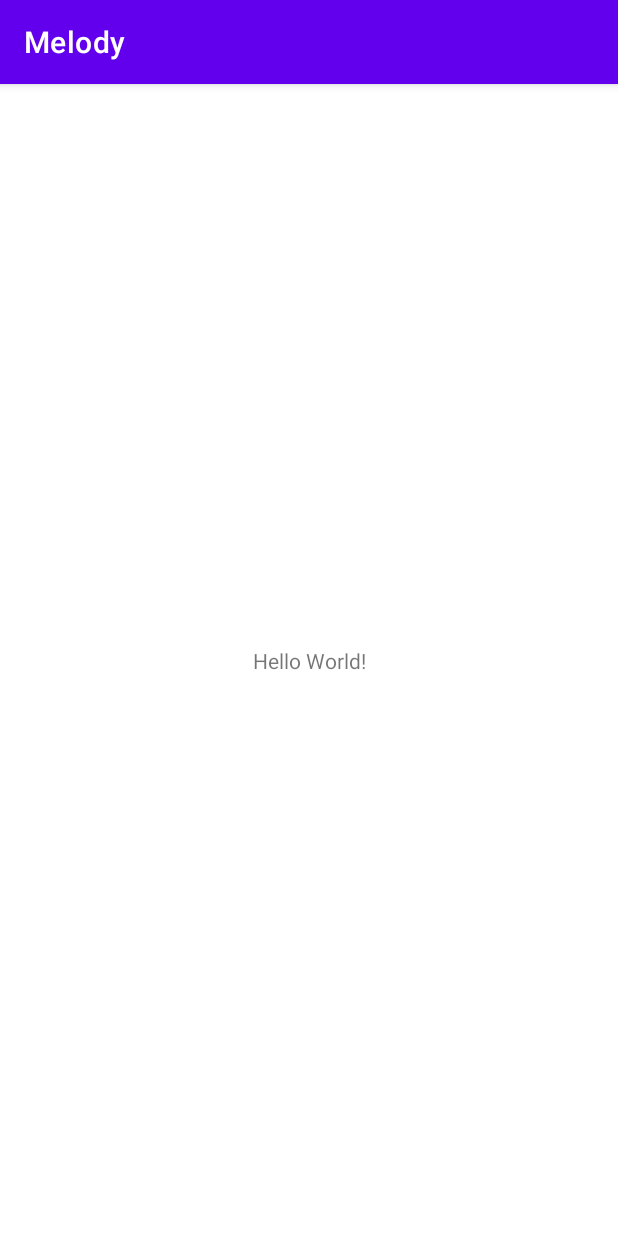
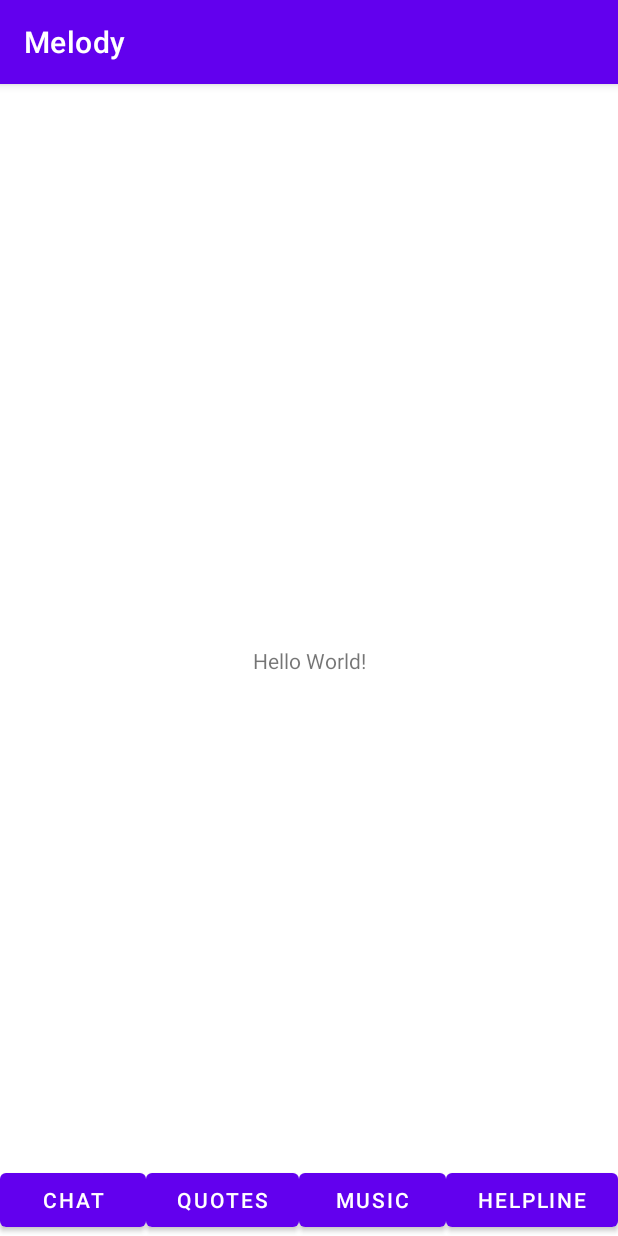
Before and after one commit to June-Han/GUTSHackathonTeam08, an Android app: the screen it shows after launch (MainActivity), on a phone screen of 412 x 824 dp. Run offline under Robolectric (Android 15) with nearby library versions, the phone set to English and light mode, and no system bars.

Commit message:
Music functionality and bottom nav

```diff
--- a/Melody/app/src/main/AndroidManifest.xml
+++ b/Melody/app/src/main/AndroidManifest.xml
@@ -9,6 +9,7 @@
         android:roundIcon="@mipmap/ic_launcher_round"
         android:supportsRtl="true"
         android:theme="@style/Theme.Melody">
+        <activity android:name=".Music"></activity>
         <activity android:name=".Name" />
         <activity android:name=".Chat" />
         <activity android:name=".MainActivity">
@@ -18,6 +19,7 @@
                 <category android:name="android.intent.category.LAUNCHER" />
             </intent-filter>
         </activity>
+        <service android:name=".BackgroundSoundService" />
     </application>
 
 </manifest>
--- a/Melody/app/src/main/java/com/team08/myapplication/MainActivity.kt
+++ b/Melody/app/src/main/java/com/team08/myapplication/MainActivity.kt
@@ -1,11 +1,40 @@
 package com.team08.myapplication
 
+import android.content.Intent
 import androidx.appcompat.app.AppCompatActivity
 import android.os.Bundle
+import android.view.View
 
 class MainActivity : AppCompatActivity() {
     override fun onCreate(savedInstanceState: Bundle?) {
         super.onCreate(savedInstanceState)
         setContentView(R.layout.activity_main)
+        PlayDefaultSound()
     }
+
+    fun chatBttnFn(view: View) {
+        val intent1 = Intent(this, Chat::class.java)
+        startActivity(intent1)
+    }
+
+    fun quoteBttnFn(view: View) {
+//        val intent2 = Intent(this, BackgroundSoundService::class.java)
+//        startActivity(intent2)
+    }
+
+    fun musicBttnFn(view: View) {
+        val intent3 = Intent(this, Music::class.java)
+        startActivity(intent3)
+    }
+
+    fun helplineBttnFn(view: View) {
+//        val intent4 = Intent(this, helpline::class.java)
+//        startActivity(intent4)
+    }
+
+    fun PlayDefaultSound() {
+        val intent = Intent(this, BackgroundSoundService::class.java)
+        startService(intent)
+    }
+
 }
--- a/Melody/app/src/main/res/layout/activity_main.xml
+++ b/Melody/app/src/main/res/layout/activity_main.xml
@@ -5,6 +5,45 @@
     android:layout_width="match_parent"
     android:layout_height="match_parent"
     tools:context=".MainActivity">
+
+    <LinearLayout
+        android:layout_width="match_parent"
+        android:layout_height="match_parent"
+        android:gravity="bottom"
+        android:orientation="horizontal">
+
+        <Button
+            android:id="@+id/button4"
+            android:layout_width="wrap_content"
+            android:layout_height="wrap_content"
+            android:layout_weight="1"
+            android:onClick="chatBttnFn"
+            android:text="@string/chatBttn" />
+
+        <Button
+            android:id="@+id/button3"
+            android:layout_width="wrap_content"
+            android:layout_height="wrap_content"
+            android:layout_weight="1"
+            android:onClick="quoteBttnFn"
+            android:text="@string/quotesBttn" />
+
+        <Button
+            android:id="@+id/button2"
+            android:layout_width="wrap_content"
+            android:layout_height="wrap_content"
+            android:layout_weight="1"
+            android:onClick="musicBttnFn"
+            android:text="@string/musicBttn" />
+
+        <Button
+            android:id="@+id/button"
+            android:layout_width="wrap_content"
+            android:layout_height="wrap_content"
+            android:layout_weight="1"
+            android:onClick="helplineBttnFn"
+            android:text="@string/helplineBttn" />
+    </LinearLayout>
 
     <TextView
         android:layout_width="wrap_content"
--- a/Melody/app/src/main/res/values/strings.xml
+++ b/Melody/app/src/main/res/values/strings.xml
@@ -3,4 +3,14 @@
     <string name="nameCardEnter">Enter your name:</string>
     <string name="namePlaceholder">name/alias</string>
     <string name="nameCardContinue">Proceed</string>
+    <string name="chatBttn">Chat</string>
+    <string name="quotesBttn">Quotes</string>
+    <string name="musicBttn">Music</string>
+    <string name="helplineBttn">Helpline</string>
+    <string name="m_card_title1">slowmotion</string>
+    <string name="m_card_desc1">Music Card Description 1</string>
+    <string name="m_card_title2">november</string>
+    <string name="m_card_desc2">Music Card Description 2</string>
+    <string name="m_card_title3">adventure</string>
+    <string name="m_card_desc3">Music Card Description 3</string>
 </resources>
```
Also changed, not shown: Melody/app/src/main/java/com/team08/myapplication/BackgroundSoundService.kt (added, +95 -0 lines), Melody/app/src/main/java/com/team08/myapplication/Music.kt (added, +73 -0 lines), Melody/app/src/main/res/layout/activity_music.xml (added, +218 -0 lines), 3 other files.
